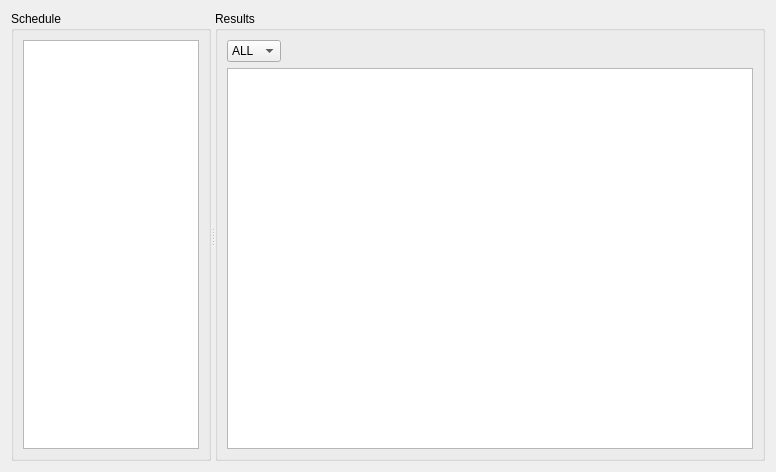
Qt form cute-fantasy/previousweekwidget.ui (protoblock/protoblock) before a commit.
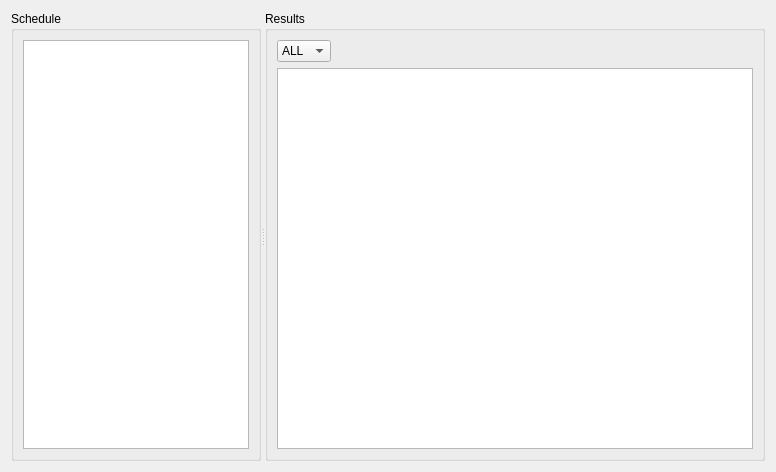
The same form after that commit.

The edit to the form file:
```diff
--- a/cute-fantasy/previousweekwidget.ui
+++ b/cute-fantasy/previousweekwidget.ui
@@ -22,7 +22,7 @@
      <widget class="QGroupBox" name="groupBox">
       <property name="maximumSize">
        <size>
-        <width>200</width>
+        <width>250</width>
         <height>16777215</height>
        </size>
       </property>
```
